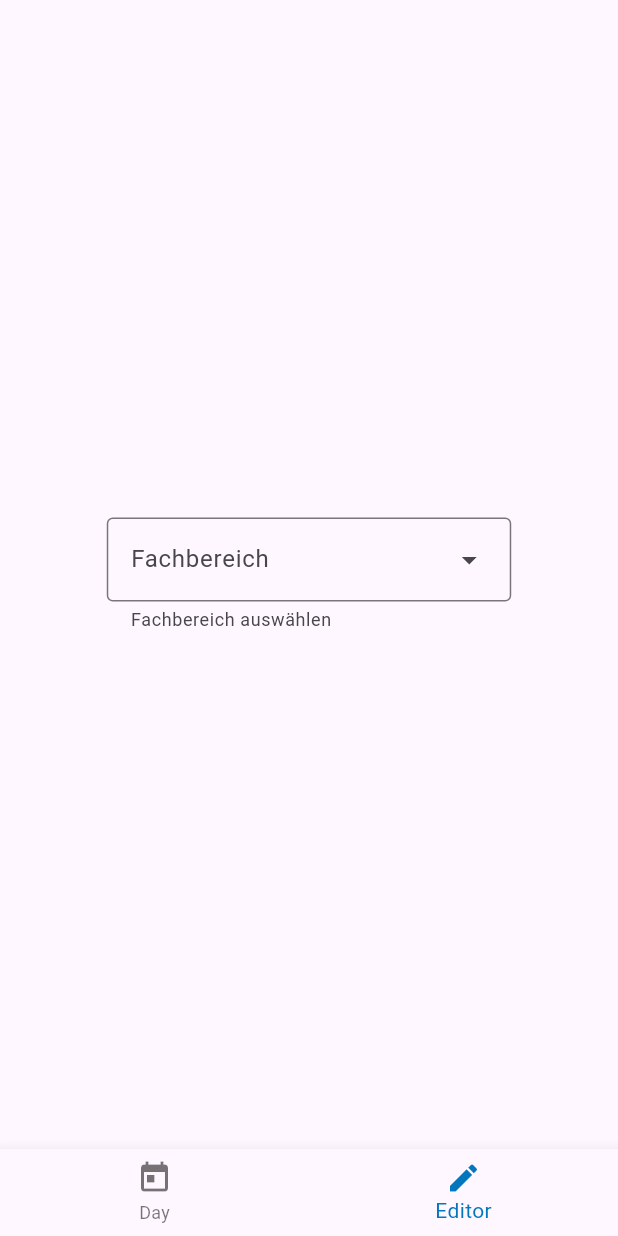
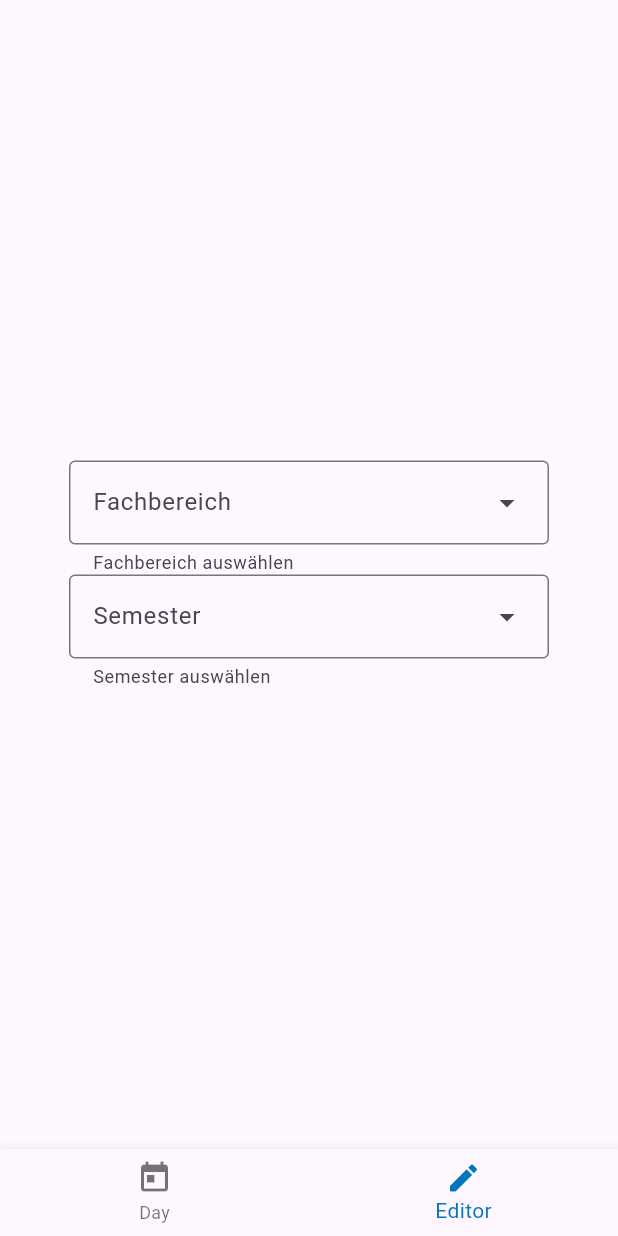
Before and after one commit to PabloDeges/StudySync, a Flutter app: the screen it shows after launch, item 2 of the bottom bar chosen, on a phone screen of 412 x 824 dp. Run offline on Flutter 3.47's test engine with Material 3 defaults, Android fonts, the light colour scheme and no system bars; network calls fail.

Commit message:
Dropdowns added

```diff
--- a/lib/editor.dart
+++ b/lib/editor.dart
@@ -1,3 +1,5 @@
+import 'dart:nativewrappers/_internal/vm/lib/internal_patch.dart';
+
 import 'package:flutter/material.dart';
 
 class EditorView extends StatelessWidget {
@@ -9,15 +11,36 @@ class EditorView extends StatelessWidget {
     DropdownMenuEntry(value: "BWL", label: "Geldhaben")
   ];
 
+  static const semesterAuswahl = [
+    DropdownMenuEntry(value: "IB1", label: "Informatik 1. Semester"),
+    DropdownMenuEntry(value: "IB3", label: "Informatik 3. Semester"),
+    DropdownMenuEntry(value: "IB5", label: "Informatik 5. Semester")
+  ];
+
   @override
   Widget build(BuildContext context) {
     return const Center(
-      child: DropdownMenu<String>(
+        child: Column(mainAxisAlignment: MainAxisAlignment.center, children: [
+      DropdownMenu<String>(
+          width: 320,
+          menuStyle: MenuStyle(
+              // surfaceTintColor: WidgetStatePropertyAll(Colors.green),
+              // shadowColor: WidgetStatePropertyAll(Colors.red),
+              // haben irgendwie keinen effekt....
+              backgroundColor: WidgetStatePropertyAll(Colors.blue)),
           label: const Text("Fachbereich"),
           helperText: 'Fachbereich auswählen',
           enableFilter: true,
           // onSelected: (String value) => , add functionality later
           dropdownMenuEntries: fachbereichAuswahl),
-    );
+      DropdownMenu<String>(
+          width: 320,
+          label: const Text("Semester"),
+          helperText: 'Semester auswählen',
+          enableFilter: true,
+          // onSelected: (String value) => , add functionality later
+          dropdownMenuEntries: semesterAuswahl),
+      // ADD RADIO BUTTONS
+    ]));
   }
 }
```
